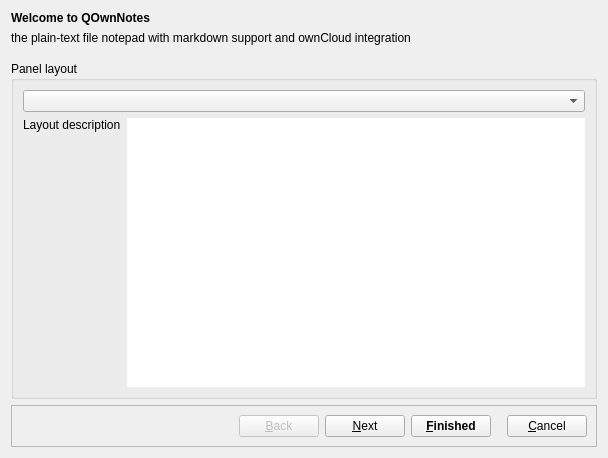
Before: the Qt Designer form src/dialogs/welcomedialog.ui in pbek/QOwnNotes, drawn with Qt 5.
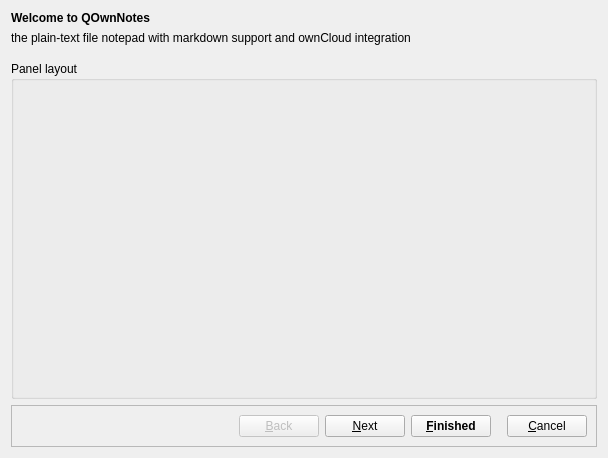
After: the same form once the commit is applied. Icons and pictures are not drawn. Custom widgets are drawn as their Qt base class.

Commit message: #1069, start of layout settings implementation

```diff
--- a/src/dialogs/welcomedialog.ui
+++ b/src/dialogs/welcomedialog.ui
@@ -278,34 +278,8 @@
           <string>Panel layout</string>
          </property>
          <layout class="QGridLayout" name="gridLayout_8">
-          <item row="1" column="1">
-           <widget class="QGraphicsView" name="layoutGraphicsView">
-            <property name="styleSheet">
-             <string notr="true"/>
-            </property>
-            <property name="frameShape">
-             <enum>QFrame::NoFrame</enum>
-            </property>
-           </widget>
-          </item>
-          <item row="1" column="0">
-           <widget class="QLabel" name="layoutDescriptionLabel">
-            <property name="text">
-             <string notr="true">Layout description</string>
-            </property>
-            <property name="alignment">
-             <set>Qt::AlignLeading|Qt::AlignLeft|Qt::AlignTop</set>
-            </property>
-            <property name="wordWrap">
-             <bool>true</bool>
-            </property>
-            <property name="textInteractionFlags">
-             <set>Qt::LinksAccessibleByMouse|Qt::TextSelectableByMouse</set>
-            </property>
-           </widget>
-          </item>
-          <item row="0" column="0" colspan="2">
-           <widget class="QComboBox" name="layoutComboBox"/>
+          <item row="0" column="0">
+           <widget class="LayoutWidget" name="layoutWidget" native="true"/>
           </item>
          </layout>
         </widget>
@@ -436,6 +410,14 @@
    </item>
   </layout>
  </widget>
+ <customwidgets>
+  <customwidget>
+   <class>LayoutWidget</class>
+   <extends>QWidget</extends>
+   <header location="global">widgets/layoutwidget.h</header>
+   <container>1</container>
+  </customwidget>
+ </customwidgets>
  <resources>
   <include location="../breeze-qownnotes.qrc"/>
   <include location="../images.qrc"/>
```
The commit also changes 39 other files.
